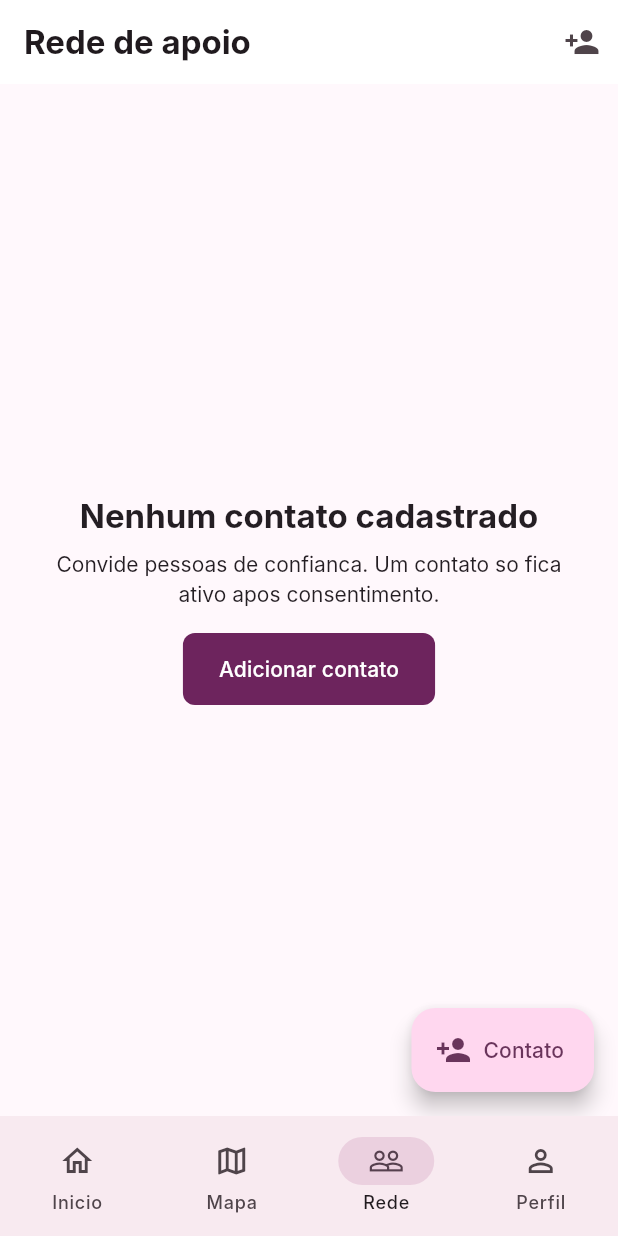
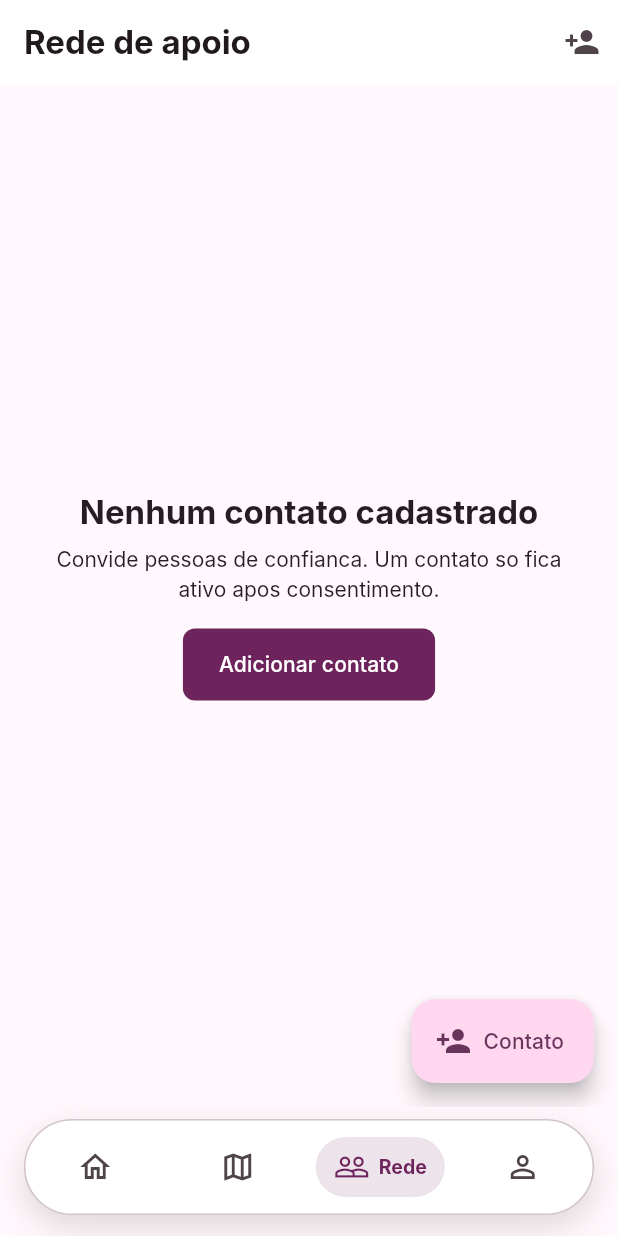
Before and after one commit to Fcondera/protegeela, a Flutter app: the screen it shows once a user with an empty profile is signed in, item 3 of the bottom bar chosen, on a phone screen of 412 x 824 dp. Run offline on Flutter 3.47's test engine with Material 3 defaults, Android fonts, the phone set to English and light mode, and no system bars; our stand-ins replace flutter_dotenv, flutter_map, flutter_riverpod, geolocator, go_router, latlong2 and 2 more; accounts and stored records are empty; network calls fail; Roboto replaces fonts that are missing (Inter).

Commit message:
Use pill style mobile navigation

```diff
--- a/lib/core/widgets/responsive_shell.dart
+++ b/lib/core/widgets/responsive_shell.dart
@@ -45,16 +45,123 @@ class ResponsiveShell extends StatelessWidget {
 
     return Scaffold(
       body: child,
-      bottomNavigationBar: NavigationBar(
+      bottomNavigationBar: _PillNavigationBar(
+        destinations: destinations,
         selectedIndex: selectedIndex,
-        onDestinationSelected: (value) => context.go(destinations[value].path),
-        destinations: [
-          for (final item in destinations)
-            NavigationDestination(
-              icon: Icon(item.icon),
-              label: item.label,
+        onSelected: (value) => context.go(destinations[value].path),
+      ),
+    );
+  }
+}
+
+class _PillNavigationBar extends StatelessWidget {
+  const _PillNavigationBar({
+    required this.destinations,
+    required this.selectedIndex,
+    required this.onSelected,
+  });
+
+  final List<_Destination> destinations;
+  final int selectedIndex;
+  final ValueChanged<int> onSelected;
+
+  @override
+  Widget build(BuildContext context) {
+    final scheme = Theme.of(context).colorScheme;
+
+    return SafeArea(
+      minimum: const EdgeInsets.fromLTRB(16, 8, 16, 14),
+      child: DecoratedBox(
+        decoration: BoxDecoration(
+          color: Colors.white,
+          borderRadius: BorderRadius.circular(999),
+          border: Border.all(color: scheme.outlineVariant),
+          boxShadow: const [
+            BoxShadow(
+              color: Color(0x22000000),
+              blurRadius: 18,
+              offset: Offset(0, 8),
             ),
-        ],
+          ],
+        ),
+        child: SizedBox(
+          height: 64,
+          child: Row(
+            children: [
+              for (var index = 0; index < destinations.length; index++)
+                Expanded(
+                  child: _PillNavigationItem(
+                    destination: destinations[index],
+                    selected: selectedIndex == index,
+                    onTap: () => onSelected(index),
+                  ),
+                ),
+            ],
+          ),
+        ),
+      ),
+    );
+  }
+}
+
+class _PillNavigationItem extends StatelessWidget {
+  const _PillNavigationItem({
+    required this.destination,
+    required this.selected,
+    required this.onTap,
+  });
+
+  final _Destination destination;
+  final bool selected;
+  final VoidCallback onTap;
+
+  @override
+  Widget build(BuildContext context) {
+    final scheme = Theme.of(context).colorScheme;
+    final color = selected ? scheme.primary : scheme.onSurfaceVariant;
+
+    return Tooltip(
+      message: destination.label,
+      child: InkWell(
+        onTap: onTap,
+        customBorder: const StadiumBorder(),
+        child: Semantics(
+          button: true,
+          selected: selected,
+          label: destination.label,
+          child: Center(
+            child: AnimatedContainer(
+              duration: const Duration(milliseconds: 180),
+              curve: Curves.easeOut,
+              padding: EdgeInsets.symmetric(horizontal: selected ? 12 : 8, vertical: 8),
+              decoration: BoxDecoration(
+                color: selected ? scheme.primary.withOpacity(0.12) : Colors.transparent,
+                borderRadius: BorderRadius.circular(999),
+              ),
+              child: Row(
+                mainAxisSize: MainAxisSize.min,
+                children: [
+                  Icon(destination.icon, color: color, size: 24),
+                  if (selected) ...[
+                    const SizedBox(width: 6),
+                    Flexible(
+                      child: Text(
+                        destination.label,
+                        maxLines: 1,
+                        overflow: TextOverflow.ellipsis,
+                        style: TextStyle(
+                          color: color,
+                          fontWeight: FontWeight.w700,
+                          fontSize: 13,
+                        ),
+                      ),
+                    ),
+                  ],
+                ],
+              ),
+            ),
+          ),
+        ),
       ),
     );
   }
```
